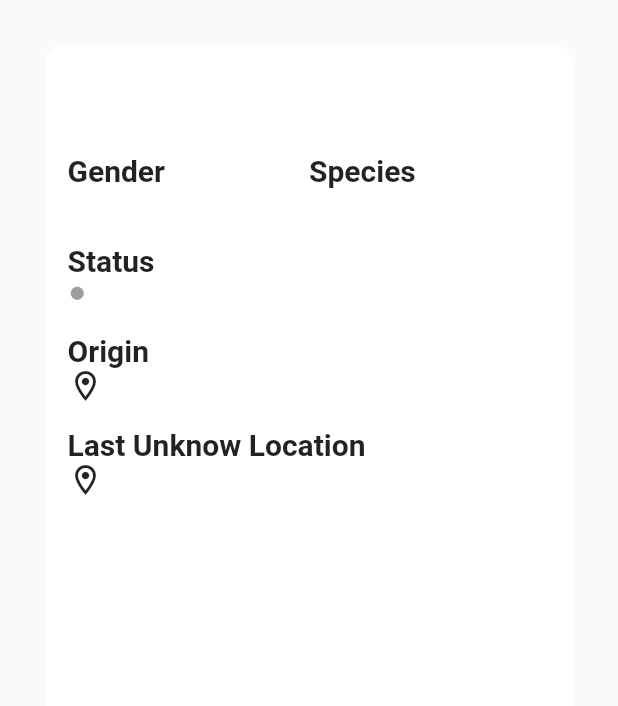
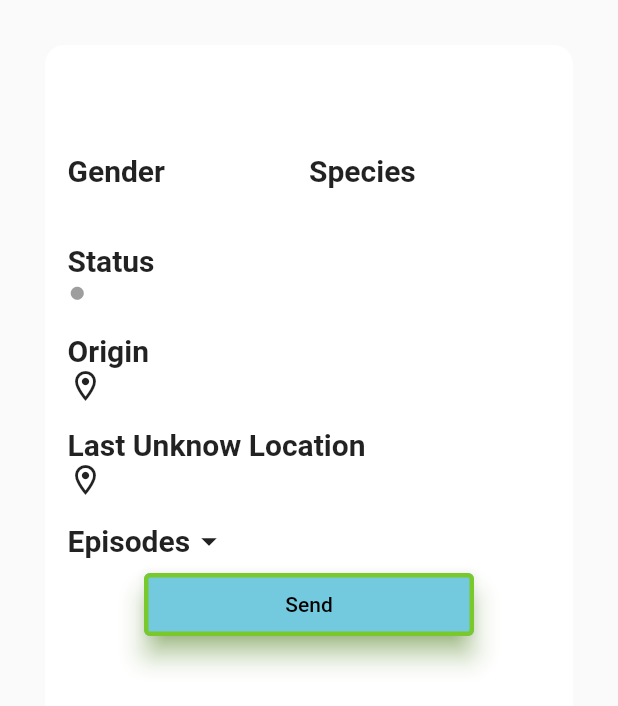
Before and after one commit to u-urieldev/rm-mobile, a Flutter app: the CustomCardDialog widget shown alone on an empty page, opened directly with empty values, on a phone screen of 412 x 824 dp. Shown: the top 706 px of the screen. Run offline on Flutter 3.47's test engine with Material 2 defaults, Android fonts, the phone set to English and light mode, and no system bars; our stand-ins replace cloud_firestore, firebase_auth, firebase_core, liquid_progress_indicator; missing offline and left inert: dart:ffi; accounts and stored records are empty; network calls fail.

Commit message:
Cards ready

```diff
--- a/lib/providers/loading_providers.dart
+++ b/lib/providers/loading_providers.dart
@@ -3,11 +3,18 @@ import 'package:provider/provider.dart';
 
 class LoadingProvider extends ChangeNotifier {
   bool _isWaiting = false;
+  bool _isEpisode = false;
 
   bool get isWaiting => _isWaiting;
+  bool get isEpisode => _isEpisode;
 
   set isWaiting(bool value) {
     _isWaiting = value;
     notifyListeners();
   }
+
+  set isEpisode(bool value) {
+    _isEpisode = value;
+    notifyListeners();
+  }
 }
--- a/lib/screens/cards.dart
+++ b/lib/screens/cards.dart
@@ -14,7 +14,7 @@ import '../widgets/drawer/drawer_menu.dart';
 import '../widgets/custom_card.dart';
 
 class CardsPage extends StatelessWidget {
-  const CardsPage({super.key});
+  CardsPage({super.key});
 
   Future fetchCards(cardsIds) async {
     List<AppCard> cards = [];
@@ -83,7 +83,7 @@ class CardsPage extends StatelessWidget {
                           id: card.id,
                           origin: card.origin,
                           gender: card.gender,
-                          ))
+                          episodes: card.episodes))
                       .toList(),
                 );
               }
--- a/lib/widgets/custom_card.dart
+++ b/lib/widgets/custom_card.dart
@@ -13,6 +13,7 @@ class CustomCard extends StatelessWidget {
     required this.status,
     required this.species,
     required this.location,
+    required this.episodes,
     Key? key,
   }) : super(key: key);
 
@@ -24,6 +25,7 @@ class CustomCard extends StatelessWidget {
   final String location;
   final String gender;
   final String origin;
+  final List<dynamic> episodes;
 
   Color getStatusColor() {
     if (status == "Alive") {
@@ -54,6 +56,7 @@ class CustomCard extends StatelessWidget {
               species: species,
               location: location,
               statusColor: getStatusColor(),
+              episodes: episodes,
             );
           },
         );
--- a/lib/widgets/custom_card_dialog.dart
+++ b/lib/widgets/custom_card_dialog.dart
@@ -1,5 +1,8 @@
 import 'package:flutter/material.dart';
 import 'package:flutter/services.dart';
+import '../providers/loading_providers.dart';
+import 'package:provider/provider.dart';
+import 'custom_button.dart';
 
 class CustomCardDialog extends StatelessWidget {
   CustomCardDialog({
@@ -12,6 +15,7 @@ class CustomCardDialog extends StatelessWidget {
     required this.species,
     required this.location,
     required this.statusColor,
+    required this.episodes,
     Key? key,
   }) : super(key: key);
 
@@ -24,6 +28,7 @@ class CustomCardDialog extends StatelessWidget {
   final String gender;
   final String origin;
   final Color statusColor;
+  final List<dynamic> episodes;
 
   final TextStyle titleStyle =
       const TextStyle(fontSize: 20, fontWeight: FontWeight.bold);
@@ -33,6 +38,8 @@ class CustomCardDialog extends StatelessWidget {
 
   @override
   Widget build(BuildContext context) {
+    final loadingProvider = Provider.of<LoadingProvider>(context);
+
     return Padding(
       padding: EdgeInsets.all(30),
       child: ClipRRect(
@@ -41,10 +48,30 @@ class CustomCardDialog extends StatelessWidget {
           color: Colors.white,
           child: ListView(
             children: [
-              Image.network(
-                imageUri,
-                fit: BoxFit.cover,
-              ),
+              // ---       Image      ---
+              Stack(fit: StackFit.passthrough, children: [
+                Image.network(
+                  imageUri,
+                  fit: BoxFit.cover,
+                ),
+                Positioned(
+                  left: 240,
+                  top: 20,
+                  child: Container(
+                    width: 72,
+                    height: 50,
+                    decoration: const BoxDecoration(
+                        borderRadius: BorderRadius.all(Radius.circular(23)),
+                        color: Color.fromARGB(138, 77, 77, 77)),
+                    child: Center(
+                        child: Text(
+                      '$id / 826',
+                      style: TextStyle(
+                          color: Colors.white, fontWeight: FontWeight.bold),
+                    )),
+                  ),
+                )
+              ]),
               Padding(
                 padding: EdgeInsets.all(15),
                 child: Column(
@@ -113,6 +140,38 @@ class CustomCardDialog extends StatelessWidget {
                               overflow: TextOverflow.clip, style: dataStyle),
                         ),
                       ],
+                    ),
+                    const SizedBox(height: 16),
+                    // ---------     Episodes       ----------
+                    GestureDetector(
+                      onTap: () {
+                        loadingProvider.isEpisode = !loadingProvider.isEpisode;
+                      },
+                      child: Row(
+                        children: [
+                          Text('Episodes', style: titleStyle),
+                          const Icon(
+                            Icons.arrow_drop_down,
+                            size: 25,
+                          ),
+                        ],
+                      ),
+                    ),
+                    const SizedBox(height: 2),
+                    // ----       Episodes list --------
+                    loadingProvider.isEpisode
+                        ? Column(
+                            crossAxisAlignment: CrossAxisAlignment.start,
+                            children: episodes.map((e) => Text(e)).toList())
+                        : const SizedBox(height: 4),
+                    loadingProvider.isEpisode
+                        ? const SizedBox(height: 10)
+                        : const SizedBox(height: 0),
+                    // ----  Button    -------
+                    Center(
+                      child: CustomButton(
+                          label: const Text('Send'),
+                          action: () => print('Picado')),
                     )
                   ],
                 ),
```
Also changed, not shown: lib/models/episode.dart (added, +37 -0 lines), lib/screens/main_page.dart (+6 -1 lines). Lines whose indentation alone changed are shown as unchanged.
